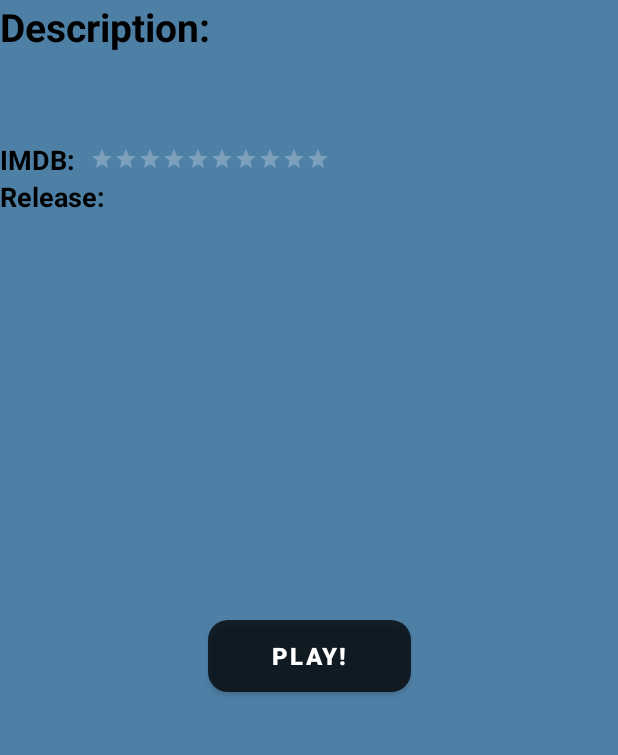
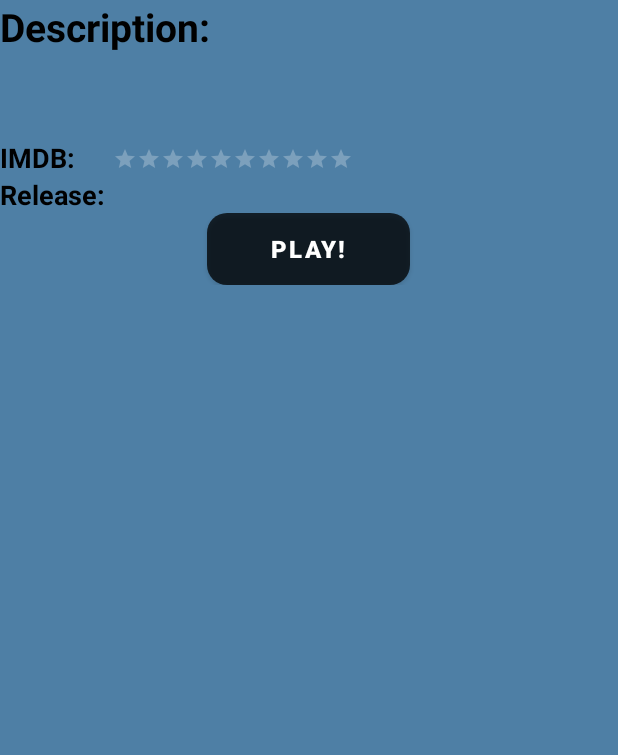
Before and after one commit to Iuly2000/MovieApp, an Android app: the layout activity_movie.xml on its own in the app's theme, with its tools: preview values and no code run, on a phone screen of 412 x 824 dp, the part 300-1055 px from its top. Run offline under Robolectric (Android 15) with nearby library versions, the phone set to English and light mode, and no system bars; Roboto replaces fonts that are not available here.

Commit message:
better quality

```diff
--- a/app/src/main/java/com/example/movieapp/Helpers/ConnectionHelper.java
+++ b/app/src/main/java/com/example/movieapp/Helpers/ConnectionHelper.java
@@ -19,11 +19,11 @@ public class ConnectionHelper extends Application {
 
     public Connection connectionClass() {
         try {
-            ipString = "SQL5080.site4now.net";
-            this.database = "db_a7d320_movieup";
-            this.uname = "db_a7d320_movieup_admin";
-            this.pass = "Database123!!!";
-            this.port = "1433";
+            ipString = "192.168.0.171";
+            this.database = "MovieUp!";
+            this.uname = "Iuly";
+            this.pass = "test123";
+            this.port="1433";
 
             StrictMode.ThreadPolicy policy = new StrictMode.ThreadPolicy.Builder().permitAll().build();
             StrictMode.setThreadPolicy(policy);
--- a/app/src/main/res/layout/activity_home.xml
+++ b/app/src/main/res/layout/activity_home.xml
@@ -7,9 +7,13 @@
     android:background="@drawable/home_background"
     tools:context=".Activities.HomeActivity">
 
+    <ScrollView
+        android:layout_width="match_parent"
+        android:layout_height="match_parent">
+
     <LinearLayout
         android:layout_width="match_parent"
-        android:layout_height="match_parent"
+        android:layout_height="wrap_content"
         android:orientation="vertical"
         app:layout_constraintBottom_toBottomOf="parent"
         app:layout_constraintEnd_toEndOf="parent"
@@ -100,10 +104,6 @@
                 tools:layout_editor_absoluteY="422dp" />
         </RelativeLayout>
 
-        <ScrollView
-            android:id="@+id/scrollView1"
-            android:layout_width="match_parent"
-            android:layout_height="match_parent">
 
             <LinearLayout
                 android:id="@+id/movies_layout"
@@ -116,9 +116,7 @@
                     android:layout_width="match_parent"
                     android:layout_height="match_parent" />
             </LinearLayout>
-        </ScrollView>
+
     </LinearLayout>
-
-
-
+    </ScrollView>
 </androidx.constraintlayout.widget.ConstraintLayout>
--- a/app/src/main/res/layout/activity_movie.xml
+++ b/app/src/main/res/layout/activity_movie.xml
@@ -7,6 +7,25 @@
     android:background="#D72E6895"
     tools:context=".Activities.MovieActivity">
 
+    <ScrollView
+        android:layout_width="match_parent"
+        android:layout_height="match_parent"
+        tools:layout_editor_absoluteX="-159dp"
+        tools:layout_editor_absoluteY="104dp">
+
+        <LinearLayout
+            android:layout_width="match_parent"
+            android:layout_height="wrap_content"
+            android:orientation="vertical">
+
+            <ImageView
+                android:id="@+id/image"
+                android:layout_width="match_parent"
+                android:layout_height="200dp"
+                android:scaleType="fitXY"
+
+                app:srcCompat="@drawable/ic_launcher_background" />
+
             <TextView
                 android:id="@+id/description_label"
                 android:layout_width="wrap_content"
@@ -15,88 +34,58 @@
                 android:text="@string/description"
                 android:textColor="@color/black"
                 android:textSize="26sp"
-        android:textStyle="bold"
-        app:layout_constraintBottom_toTopOf="@+id/movie_description"
-        app:layout_constraintEnd_toEndOf="@+id/image"
-        app:layout_constraintHorizontal_bias="0.0"
-        app:layout_constraintStart_toStartOf="parent"
-        app:layout_constraintTop_toBottomOf="@+id/image" />
+                android:textStyle="bold" />
+
+            <TextView
+                android:id="@+id/movie_description"
+                android:layout_width="match_parent"
+                android:layout_height="wrap_content"
+                android:layout_marginBottom="28dp"
+                android:ems="10"
+                android:textColor="@color/black"
+                android:textSize="22sp" />
+
+            <LinearLayout
+                android:layout_width="match_parent"
+                android:layout_height="wrap_content"
+                android:orientation="horizontal">
+            <TextView
+                android:id="@+id/ratingLabel"
+                android:layout_width="wrap_content"
+                android:layout_height="wrap_content"
+                android:text="@string/ratingLabel"
+                android:textColor="@color/black"
+                android:textSize="18sp"
+                android:textStyle="bold" />
+
+            <TextView
+                android:id="@+id/ratingText"
+                android:layout_width="wrap_content"
+                android:layout_height="wrap_content"
+                android:background="@drawable/viewtextrounded"
+                android:textColor="@color/white"
+                android:textSize="18sp" />
 
             <RatingBar
                 android:id="@+id/ratingBar"
                 style="?android:attr/ratingBarStyleSmall"
                 android:layout_width="wrap_content"
                 android:layout_height="wrap_content"
-        android:layout_marginStart="10dp"
-        android:layout_marginTop="33dp"
+                android:layout_marginStart="25dp"
+                android:layout_marginTop="5dp"
                 android:isIndicator="true"
                 android:numStars="10"
                 android:progressBackgroundTint="@color/white"
                 android:progressTint="@color/black"
                 android:transformPivotX="0dp"
-        android:transformPivotY="35dp"
-        app:layout_constraintStart_toEndOf="@+id/ratingText"
-        app:layout_constraintTop_toBottomOf="@+id/movie_description" />
+                android:transformPivotY="35dp" />
 
-    <TextView
-        android:id="@+id/movie_description"
+            </LinearLayout>
+
+            <LinearLayout
                 android:layout_width="match_parent"
                 android:layout_height="wrap_content"
-        android:ems="10"
-        android:textColor="@color/black"
-        android:textSize="22sp"
-        app:layout_constraintStart_toStartOf="@+id/description_label"
-        app:layout_constraintTop_toBottomOf="@+id/description_label" />
-
-    <ImageView
-        android:id="@+id/image"
-        android:layout_width="match_parent"
-        android:layout_height="200dp"
-        android:scaleType="fitXY"
-        app:layout_constraintBottom_toTopOf="@+id/description_label"
-        app:layout_constraintEnd_toEndOf="parent"
-        app:layout_constraintStart_toStartOf="parent"
-        app:layout_constraintTop_toTopOf="parent"
-        app:srcCompat="@drawable/ic_launcher_background" />
-
-    <Button
-        android:id="@+id/playButton"
-        android:layout_width="135dp"
-        android:layout_height="wrap_content"
-        android:layout_marginBottom="20dp"
-        android:background="@drawable/buttonrounded"
-        android:fontFamily="sans-serif-black"
-        android:text="@string/play"
-        android:textSize="16sp"
-        app:layout_constraintBottom_toBottomOf="parent"
-        app:layout_constraintEnd_toEndOf="parent"
-        app:layout_constraintStart_toStartOf="parent"
-        app:layout_constraintTop_toBottomOf="@+id/movie_description"
-        app:layout_constraintVertical_bias="0.71" />
-
-    <TextView
-        android:id="@+id/ratingLabel"
-        android:layout_width="wrap_content"
-        android:layout_height="wrap_content"
-        android:layout_marginTop="29dp"
-        android:text="@string/ratingLabel"
-        android:textColor="@color/black"
-        android:textSize="18sp"
-        android:textStyle="bold"
-        app:layout_constraintBottom_toTopOf="@+id/releaseLabel"
-        app:layout_constraintStart_toStartOf="parent"
-        app:layout_constraintTop_toBottomOf="@+id/movie_description" />
-
-    <TextView
-        android:id="@+id/ratingText"
-        android:layout_width="wrap_content"
-        android:layout_height="wrap_content"
-        android:layout_marginTop="29dp"
-        android:background="@drawable/viewtextrounded"
-        android:textColor="@color/white"
-        android:textSize="18sp"
-        app:layout_constraintStart_toEndOf="@+id/ratingLabel"
-        app:layout_constraintTop_toBottomOf="@+id/movie_description" />
+                android:orientation="horizontal">
 
             <TextView
                 android:id="@+id/releaseLabel"
@@ -105,9 +94,7 @@
                 android:text="@string/releaseLabel"
                 android:textColor="@color/black"
                 android:textSize="18sp"
-        android:textStyle="bold"
-        app:layout_constraintStart_toStartOf="parent"
-        app:layout_constraintTop_toBottomOf="@+id/ratingLabel" />
+                android:textStyle="bold" />
 
             <TextView
                 android:id="@+id/releaseText"
@@ -115,8 +102,25 @@
                 android:layout_height="wrap_content"
                 android:background="@drawable/viewtextrounded"
                 android:textColor="@color/white"
-        android:textSize="18sp"
-        app:layout_constraintStart_toEndOf="@+id/releaseLabel"
-        app:layout_constraintTop_toBottomOf="@+id/ratingText" />
+                android:textSize="18sp" />
 
+            </LinearLayout>
+
+            <RelativeLayout
+                android:layout_width="match_parent"
+                android:layout_height="wrap_content">
+
+            <Button
+                android:id="@+id/playButton"
+                android:layout_width="135dp"
+                android:layout_height="wrap_content"
+                android:background="@drawable/buttonrounded"
+                android:fontFamily="sans-serif-black"
+                android:layout_centerInParent="true"
+                android:text="@string/play"
+                android:textSize="16sp" />
+            </RelativeLayout>
+
+        </LinearLayout>
+    </ScrollView>
 </androidx.constraintlayout.widget.ConstraintLayout>
```
Also changed, not shown: app/src/main/java/com/example/movieapp/Activities/LoginActivity.java (line endings or trailing spaces). Lines whose indentation alone changed are shown as unchanged.
